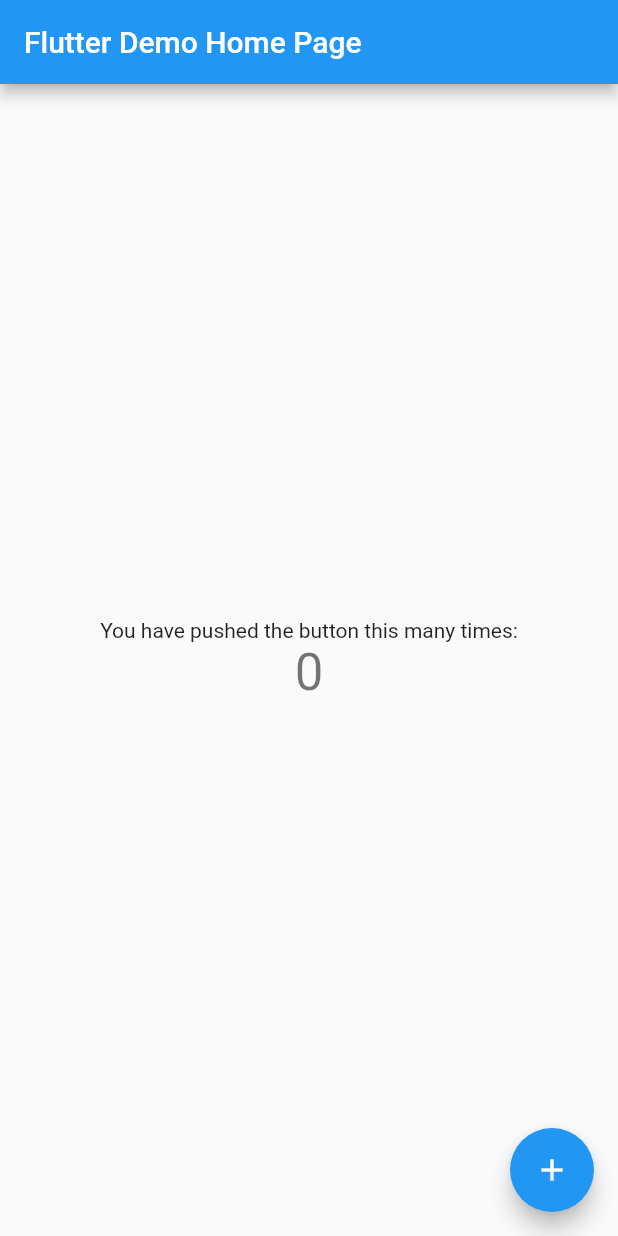
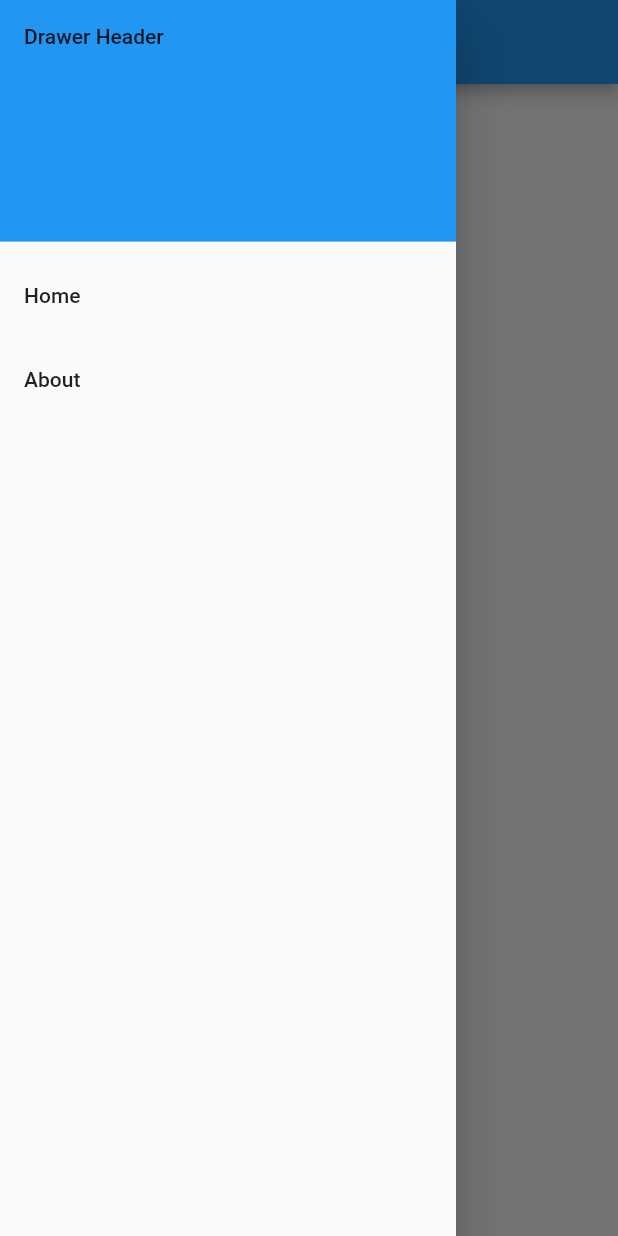
Before and after one commit to yiwensong/yiws.io, a Flutter app: the screen it shows after launch, with the side drawer open (before the commit the screen has no drawer), on a phone screen of 412 x 824 dp. Run offline on Flutter 3.47's test engine with Material 2 defaults, Android fonts, the phone set to English and light mode, and no system bars.

Commit message:
create navigation and 2 (identical) pages

```diff
--- /dev/null
+++ b/lib/components/drawer.dart
@@ -0,0 +1,35 @@
+import 'package:flutter/material.dart';
+
+class YioDrawer extends StatelessWidget {
+  @override
+  Widget build(BuildContext context) {
+    return Drawer(
+      child: ListView(
+        // Important: Remove any padding from the ListView.
+        padding: EdgeInsets.zero,
+        children: <Widget>[
+          DrawerHeader(
+            child: Text('Drawer Header'),
+            decoration: BoxDecoration(
+              color: Colors.blue,
+            ),
+          ),
+          ListTile(
+            title: Text('Home'),
+            onTap: () {
+              Navigator.pop(context);
+              Navigator.pushNamed(context, '/');
+            },
+          ),
+          ListTile(
+            title: Text('About'),
+            onTap: () {
+              Navigator.pop(context);
+              Navigator.pushNamed(context, '/about');
+            },
+          ),
+        ],
+      ),
+    );
+  }
+}
--- a/lib/main.dart
+++ b/lib/main.dart
@@ -1,111 +1,24 @@
 import 'package:flutter/material.dart';
+import 'pages/index.dart';
 
-void main() => runApp(MyApp());
+void main() => runApp(YioApp());
 
-class MyApp extends StatelessWidget {
-  // This widget is the root of your application.
+class YioApp extends StatelessWidget {
   @override
   Widget build(BuildContext context) {
     return MaterialApp(
-      title: 'Flutter Demo',
+      title: 'yiws.io',
       theme: ThemeData(
-        // This is the theme of your application.
-        //
-        // Try running your application with "flutter run". You'll see the
-        // application has a blue toolbar. Then, without quitting the app, try
-        // changing the primarySwatch below to Colors.green and then invoke
-        // "hot reload" (press "r" in the console where you ran "flutter run",
-        // or simply save your changes to "hot reload" in a Flutter IDE).
-        // Notice that the counter didn't reset back to zero; the application
-        // is not restarted.
         primarySwatch: Colors.blue,
       ),
-      home: MyHomePage(title: 'Flutter Demo Home Page'),
+      routes: <String, WidgetBuilder>{
+        '/': (BuildContext context) {
+          return YioIndexPage(title: 'yiws.io');
+        },
+        '/about': (BuildContext context) {
+          return YioIndexPage(title: 'About');
+        },
+      },
     );
   }
 }
-
-class MyHomePage extends StatefulWidget {
-  MyHomePage({Key key, this.title}) : super(key: key);
-
-  // This widget is the home page of your application. It is stateful, meaning
-  // that it has a State object (defined below) that contains fields that affect
-  // how it looks.
-
-  // This class is the configuration for the state. It holds the values (in this
-  // case the title) provided by the parent (in this case the App widget) and
-  // used by the build method of the State. Fields in a Widget subclass are
-  // always marked "final".
-
-  final String title;
-
-  @override
-  _MyHomePageState createState() => _MyHomePageState();
-}
-
-class _MyHomePageState extends State<MyHomePage> {
-  int _counter = 0;
-
-  void _incrementCounter() {
-    setState(() {
-      // This call to setState tells the Flutter framework that something has
-      // changed in this State, which causes it to rerun the build method below
-      // so that the display can reflect the updated values. If we changed
-      // _counter without calling setState(), then the build method would not be
-      // called again, and so nothing would appear to happen.
-      _counter++;
-    });
-  }
-
-  @override
-  Widget build(BuildContext context) {
-    // This method is rerun every time setState is called, for instance as done
-    // by the _incrementCounter method above.
-    //
-    // The Flutter framework has been optimized to make rerunning build methods
-    // fast, so that you can just rebuild anything that needs updating rather
-    // than having to individually change instances of widgets.
-    return Scaffold(
-      appBar: AppBar(
-        // Here we take the value from the MyHomePage object that was created by
-        // the App.build method, and use it to set our appbar title.
-        title: Text(widget.title),
-      ),
-      body: Center(
-        // Center is a layout widget. It takes a single child and positions it
-        // in the middle of the parent.
-        child: Column(
-          // Column is also a layout widget. It takes a list of children and
-          // arranges them vertically. By default, it sizes itself to fit its
-          // children horizontally, and tries to be as tall as its parent.
-          //
-          // Invoke "debug painting" (press "p" in the console, choose the
-          // "Toggle Debug Paint" action from the Flutter Inspector in Android
-          // Studio, or the "Toggle Debug Paint" command in Visual Studio Code)
-          // to see the wireframe for each widget.
-          //
-          // Column has various properties to control how it sizes itself and
-          // how it positions its children. Here we use mainAxisAlignment to
-          // center the children vertically; the main axis here is the vertical
-          // axis because Columns are vertical (the cross axis would be
-          // horizontal).
-          mainAxisAlignment: MainAxisAlignment.center,
-          children: <Widget>[
-            Text(
-              'You have pushed the button this many times:',
-            ),
-            Text(
-              '$_counter',
-              style: Theme.of(context).textTheme.display1,
-            ),
-          ],
-        ),
-      ),
-      floatingActionButton: FloatingActionButton(
-        onPressed: _incrementCounter,
-        tooltip: 'Increment',
-        child: Icon(Icons.add),
-      ), // This trailing comma makes auto-formatting nicer for build methods.
-    );
-  }
-}
--- /dev/null
+++ b/lib/pages/index.dart
@@ -0,0 +1,33 @@
+import 'package:flutter/material.dart';
+import '../components/drawer.dart';
+
+class YioIndexPage extends StatefulWidget {
+  YioIndexPage({Key key, this.title}) : super(key: key);
+  final String title;
+
+  @override
+  _YioIndexPageState createState() => _YioIndexPageState();
+}
+
+class _YioIndexPageState extends State<YioIndexPage> {
+
+  @override
+  Widget build(BuildContext context) {
+    return Scaffold(
+      appBar: AppBar(
+        title: Text(widget.title),
+      ),
+      body: Center(
+        child: Column(
+          mainAxisAlignment: MainAxisAlignment.center,
+          children: <Widget>[
+            Text(
+              'yiws.io',
+            ),
+          ],
+        ),
+      ),
+      drawer: YioDrawer(),
+    );
+  }
+}
--- a/pubspec.yaml
+++ b/pubspec.yaml
@@ -23,6 +23,7 @@
   # The following adds the Cupertino Icons font to your application.
   # Use with the CupertinoIcons class for iOS style icons.
   cupertino_icons: ^0.1.2
+  url_launcher: ^5.1.4
 
 dev_dependencies:
   flutter_test:
```
Also changed, not shown: 1 other file.
